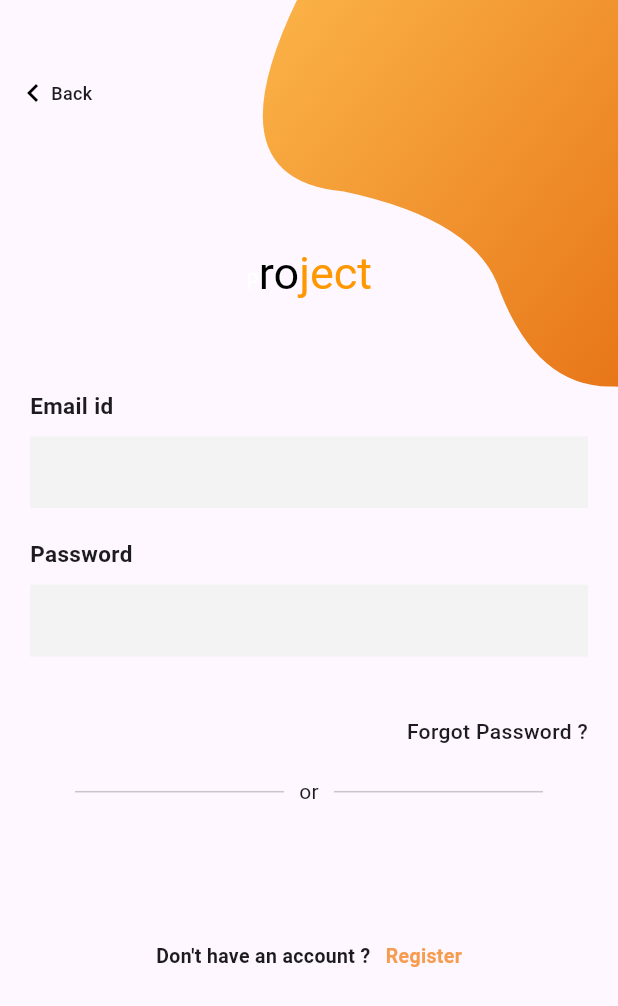
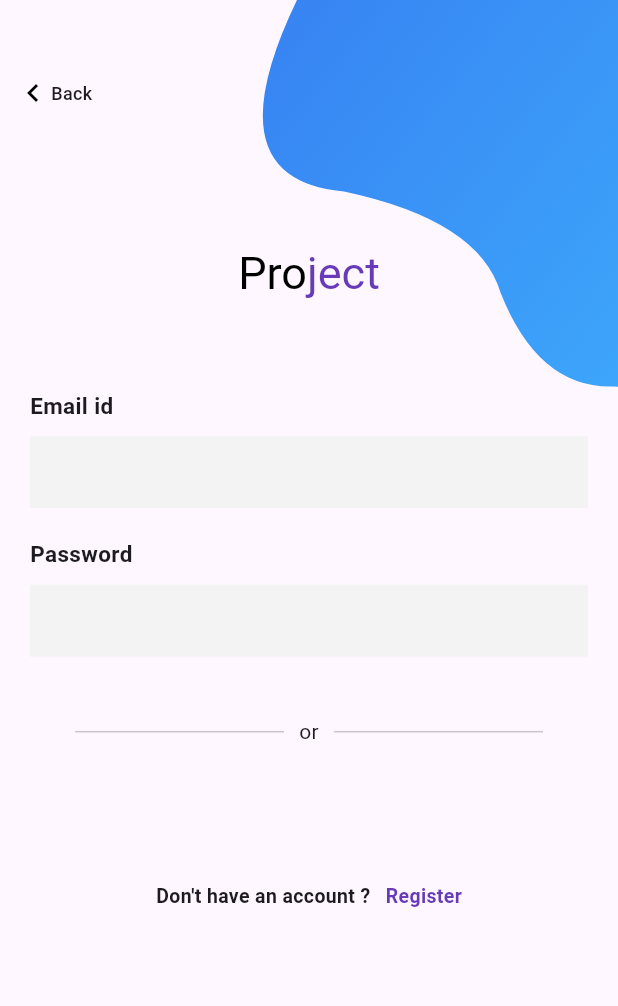
Before and after one commit to mohitpraja/WORKLYTICS--MUMBAIHACKS-2024-, a Flutter app: the LoginPage screen opened directly, on a phone screen of 412 x 824 dp. Shown: the top 1006 px of the screen. Run offline on Flutter 3.47's test engine with Material 3 defaults, Android fonts, the light colour scheme and no system bars.

Commit message:
remove: remove junk code

```diff
--- a/lib/core/bezierContainer.dart
+++ b/lib/core/bezierContainer.dart
@@ -17,11 +17,11 @@ class BezierContainer extends StatelessWidget {
         child: Container(
           height: MediaQuery.of(context).size.height *.5,
           width: MediaQuery.of(context).size.width,
-          decoration: BoxDecoration(
+          decoration: const BoxDecoration(
               gradient: LinearGradient(
                 begin: Alignment.topCenter,
                 end: Alignment.bottomCenter,
-                colors: [Color(0xfffbb448),Color(0xffe46b10)]
+                colors: [Color(0xff3782F2),Color(0xff3eacfc)]
               )
             ),
         ),
--- a/lib/core/my_colors.dart
+++ b/lib/core/my_colors.dart
@@ -1,10 +1,5 @@
 import 'package:flutter/material.dart';
 
 class Palette {
-  final appColorTimeINMaster = Colors.orange;
-
-  static const Color darkBlue = Color(0xff092E34);
-  static const Color lightBlue = Color(0xff489FB5);
-  static const Color orange = Color(0xffFFA62B);
-  static const Color darkOrange = Color(0xffCC7700);
+  final appColorTimeINMaster = Colors.deepPurple;
 }
--- a/lib/feature/login.dart
+++ b/lib/feature/login.dart
@@ -2,9 +2,10 @@ import 'dart:developer';
 
 import 'package:flutter/foundation.dart';
 import 'package:flutter/material.dart';
-import 'package:shared_preferences/shared_preferences.dart';
+// import 'package:shared_preferences/shared_preferences.dart';
 import 'package:worklytics/core/bezierContainer.dart';
 import 'package:worklytics/core/my_colors.dart';
+import 'package:worklytics/feature/signup.dart';
 import 'home.dart';
 
 class LoginPage extends StatefulWidget {
@@ -20,8 +21,8 @@ class _LoginPageState extends State<LoginPage> {
 
 
 
-  TextEditingController emailController = new TextEditingController();
-  TextEditingController passwordController = new TextEditingController();
+  TextEditingController emailController =  TextEditingController();
+  TextEditingController passwordController =  TextEditingController();
 
   bool showError=true;
   bool hasBeenPress = true;
@@ -30,15 +31,14 @@ class _LoginPageState extends State<LoginPage> {
   void initState(){
     // CheckConn().check();
 
-    initPlatformState();
+    // initPlatformState();
     print('Welcome to Log in page');
-    // fetchMovies();
     super.initState();
 
   }
 
 
-  void initPlatformState() async{
+  /*void initPlatformState() async{
     SharedPreferences prefs = await SharedPreferences.getInstance();
     String isLoggedIn = prefs.getString("loggedIn")??"no" ;
     if(isLoggedIn=="yes"){
@@ -49,7 +49,7 @@ class _LoginPageState extends State<LoginPage> {
     }
 
   }
-  bool show =false;
+  */bool show =false;
 
 
 
@@ -225,12 +225,7 @@ class _LoginPageState extends State<LoginPage> {
 
 
   Widget _createAccountLabel() {
-    return InkWell(
-      onTap: () {
-        // Navigator.push(
-        //     context, MaterialPageRoute(builder: (context) => SignUpPage()));
-      },
-      child: Container(
+    return  Container(
         margin: EdgeInsets.symmetric(vertical: 20),
         padding: EdgeInsets.all(15),
         alignment: Alignment.bottomCenter,
@@ -244,17 +239,22 @@ class _LoginPageState extends State<LoginPage> {
             SizedBox(
               width: 10,
             ),
-            Text(
+      InkWell(
+        onTap: () {
+          Navigator.push(
+              context, MaterialPageRoute(builder: (context) => SignUp()));
+        },
+        child: Text(
               'Register',
               style: TextStyle(
-                  color: Color(0xfff79c4f),
+                  color: Palette().appColorTimeINMaster,
                   fontSize: 13,
                   fontWeight: FontWeight.w600),
-            ),
+            )),
           ],
         ),
-      ),
-    );
+      );
+
   }
 
   Widget _title() {
@@ -262,12 +262,7 @@ class _LoginPageState extends State<LoginPage> {
       textAlign: TextAlign.center,
       text: TextSpan(
           text: 'P',
-         /* style: GoogleFonts.portLligatSans(
-            textStyle: Theme.of(context).textTheme.headlineMedium,
-            fontSize: 30,
-            fontWeight: FontWeight.w700,
-            color: Palette().appColorTimeINMaster,
-          ),*/
+          style: TextStyle(color: Colors.black, fontSize: 30),
           children: [
             TextSpan(
               text: 'ro',
@@ -316,13 +311,7 @@ class _LoginPageState extends State<LoginPage> {
                       _emailPasswordWidget(),
                       SizedBox(height: 20),
                       // _submitButton(),
-                      Container(
-                        padding: EdgeInsets.symmetric(vertical: 10),
-                        alignment: Alignment.centerRight,
-                        child: Text('Forgot Password ?',
-                            style: TextStyle(
-                                fontSize: 14, fontWeight: FontWeight.w500)),
-                      ),
+
                       _divider(),
                       // _facebookButton(),
                       SizedBox(height: height * .055),
--- a/pubspec.yaml
+++ b/pubspec.yaml
@@ -12,7 +12,7 @@ dependencies:
     sdk: flutter
   cupertino_icons: ^1.0.8
   get: ^4.6.5
-  shared_preferences: ^2.3.2
+#  shared_preferences: ^2.3.2
 
 dev_dependencies:
   flutter_test:
```
Also changed, not shown: lib/feature/signup.dart (+15 -0 lines), lib/main.dart (+3 -49 lines), 4 other files.
